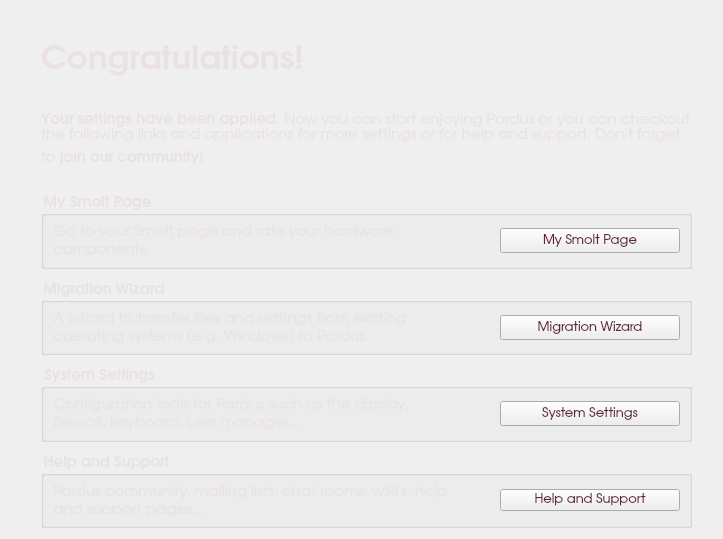
Above: kde/kaptan/src/gui/goodbyeWidget.ui from pars-linux/uludag before the change. Below: the same form after it.
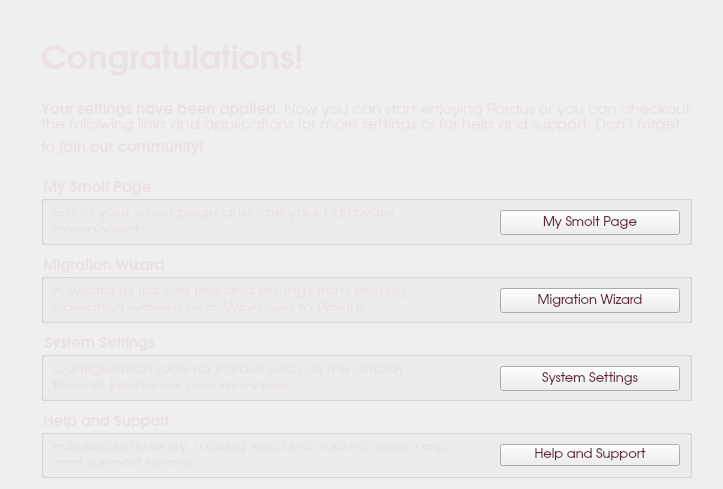
That is the form after the change.

```diff
--- a/kde/kaptan/src/gui/goodbyeWidget.ui
+++ b/kde/kaptan/src/gui/goodbyeWidget.ui
@@ -7,7 +7,7 @@
     <x>0</x>
     <y>0</y>
     <width>723</width>
-    <height>539</height>
+    <height>489</height>
    </rect>
   </property>
   <property name="windowTitle">
@@ -35,7 +35,7 @@
      <property name="sizeHint" stdset="0">
       <size>
        <width>20</width>
-       <height>20</height>
+       <height>10</height>
       </size>
      </property>
     </spacer>
@@ -87,7 +87,7 @@
            <property name="sizeHint" stdset="0">
             <size>
              <width>20</width>
-             <height>20</height>
+             <height>10</height>
             </size>
            </property>
           </spacer>
@@ -128,7 +128,7 @@
            <property name="sizeHint" stdset="0">
             <size>
              <width>20</width>
-             <height>15</height>
+             <height>10</height>
             </size>
            </property>
           </spacer>
```
